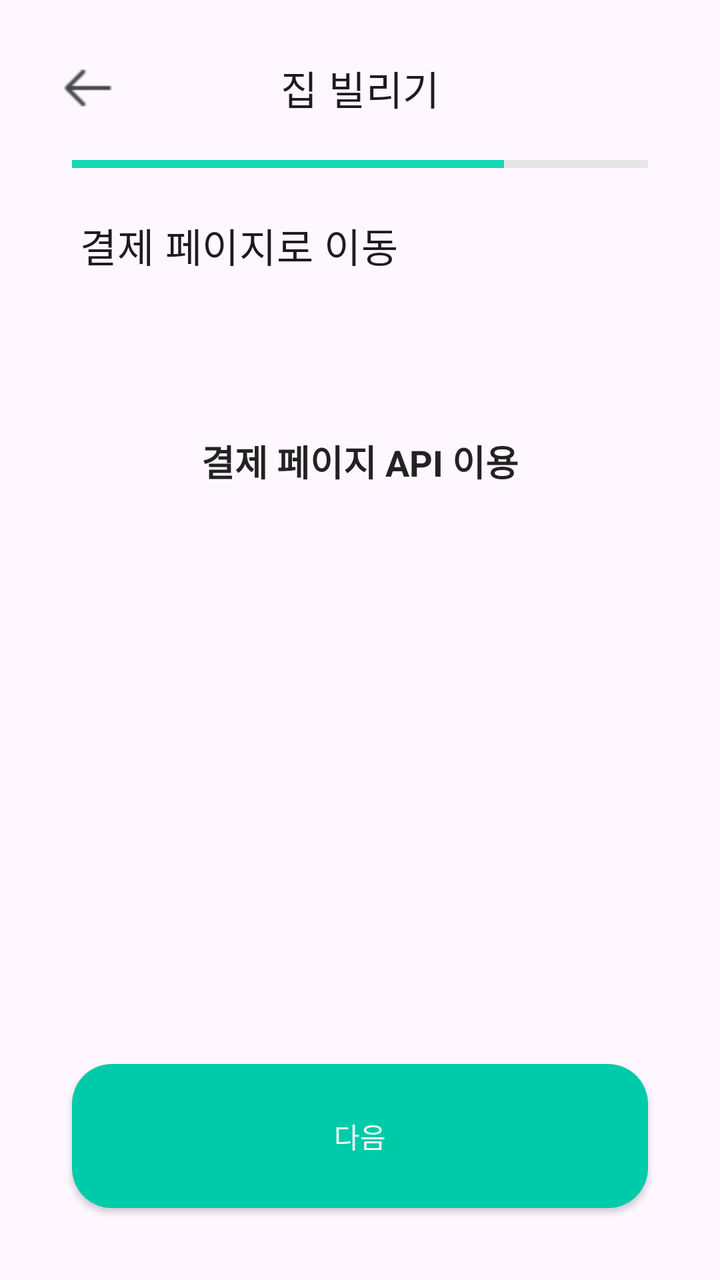
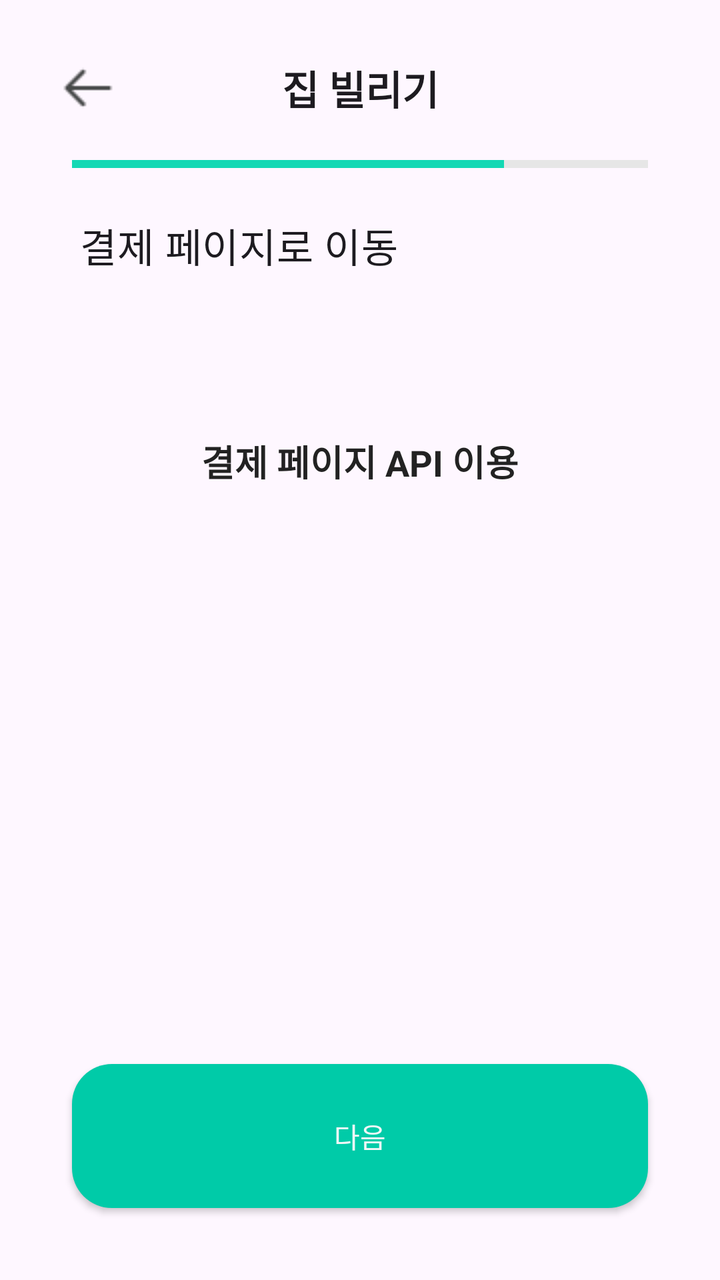

Screens rendered from an Android XML layout before and after an edit, with the pre-edit source and the edit as a unified diff.
<!-- AndroidManifest.xml: application theme Theme.JJB20 -->
<!-- res/layout/activity_payment.xml -->
<?xml version="1.0" encoding="utf-8"?>
<androidx.constraintlayout.widget.ConstraintLayout xmlns:android="http://schemas.android.com/apk/res/android"
    xmlns:app="http://schemas.android.com/apk/res-auto"
    android:layout_width="match_parent"
    android:layout_height="match_parent"
    android:padding="16dp"
    >

    
    <com.google.android.material.appbar.MaterialToolbar
        android:id="@+id/toolbar"
        style="@style/Widget.MaterialComponents.Toolbar"
        android:layout_width="0dp"
        android:layout_height="wrap_content"
        app:navigationIcon="@drawable/ic_back"
        app:title="집 빌리기"
        app:titleCentered="true"
        app:layout_constraintTop_toTopOf="parent"
        app:layout_constraintStart_toStartOf="parent"
        app:layout_constraintEnd_toEndOf="parent" />

    
    <LinearLayout
        android:id="@+id/progressRow"
        android:layout_width="0dp"
        android:layout_height="4dp"
        android:layout_marginTop="8dp"
        android:orientation="horizontal"
        android:paddingStart="20dp"
        android:paddingEnd="20dp"
        app:layout_constraintTop_toBottomOf="@id/toolbar"
        app:layout_constraintStart_toStartOf="parent"
        app:layout_constraintEnd_toEndOf="parent">

        <View
            android:layout_width="0dp"
            android:layout_height="4dp"
            android:layout_weight="1"
            android:background="#14D8B4" />

        <View
            android:layout_width="0dp"
            android:layout_height="4dp"
            android:layout_weight="1"
            android:background="#14D8B4" />

        <View
            android:layout_width="0dp"
            android:layout_height="4dp"
            android:layout_weight="1"
            android:background="#14D8B4" />

        <View
            android:layout_width="0dp"
            android:layout_height="4dp"
            android:layout_weight="1"
            android:background="#E6E6E6" />
    </LinearLayout>

    
    <TextView
        android:id="@+id/sectionTitle"
        android:layout_width="0dp"
        android:layout_height="wrap_content"
        android:layout_marginTop="24dp"
        android:text="결제 페이지로 이동"
        android:textAppearance="@style/TextAppearance.MaterialComponents.Headline6"
        android:paddingStart="24dp"
        android:paddingEnd="24dp"
        app:layout_constraintTop_toBottomOf="@id/progressRow"
        app:layout_constraintStart_toStartOf="parent"
        app:layout_constraintEnd_toEndOf="parent" />

    
    <TextView
        android:id="@+id/textPaymentInfo"
        android:layout_width="0dp"
        android:layout_height="wrap_content"
        android:layout_marginTop="80dp"
        android:text="결제 페이지 API 이용"
        android:textStyle="bold"
        android:textSize="18sp"
        android:textColor="#222222"
        android:gravity="center"
        app:layout_constraintTop_toBottomOf="@id/sectionTitle"
        app:layout_constraintStart_toStartOf="parent"
        app:layout_constraintEnd_toEndOf="parent" />

    <androidx.appcompat.widget.AppCompatButton
        android:id="@+id/btnNext"
        android:layout_width="0dp"
        android:layout_height="72dp"
        android:layout_margin="20dp"
        android:text="다음"
        app:cornerRadius="16dp"
        android:background="@drawable/btn_mainbtn"
        android:textColor="@color/basic1"
        app:layout_constraintBottom_toBottomOf="parent"
        app:layout_constraintStart_toStartOf="parent"
        app:layout_constraintEnd_toEndOf="parent" />

</androidx.constraintlayout.widget.ConstraintLayout>
<!-- resources referenced by this layout -->
<resources>
  <color name="basic1">#F3F7F7</color>
  <!-- drawable btn_mainbtn (drawable) -->
  <?xml version="1.0" encoding="utf-8"?>
  <shape xmlns:android="http://schemas.android.com/apk/res/android"
      android:shape="rectangle">
  
      
      <solid android:color="@color/mainColor1" />
  
  
  
      
      <corners android:radius="20dp" />
  
  </shape>
  <!-- drawable ic_back: png bitmap (drawable, 341 bytes) -->
  <style name="Theme.JJB20" parent="Base.Theme.JJB20" />
  <color name="mainColor1">#00CBA8</color>
  <style name="Base.Theme.JJB20" parent="Theme.Material3.DayNight.NoActionBar">
          
          
      </style>
</resources>

<!-- the commit's change to res/layout/activity_payment.xml (unified diff, before → after) -->
@@ -15,6 +15,7 @@
         app:navigationIcon="@drawable/ic_back"
         app:title="집 빌리기"
         app:titleCentered="true"
+        app:titleTextAppearance="@style/ToolbarTitleTextStyle"
         app:layout_constraintTop_toTopOf="parent"
         app:layout_constraintStart_toStartOf="parent"
         app:layout_constraintEnd_toEndOf="parent" />
<!-- resource entries referenced after the edit -->
@@ -16,8 +16,15 @@
   
   </shape>
   <!-- drawable ic_back: png bitmap (drawable, 341 bytes) -->
+  <style name="ToolbarTitleTextStyle" parent="TextAppearance.Widget.AppCompat.Toolbar.Title">
+          <item name="android:textSize">20sp</item>
+          <item name="android:fontFamily">@font/pretendardvariable</item>
+          <item name="android:textStyle">bold</item>
+          <item name="android:textColor">@color/basic5</item>
+      </style>
   <style name="Theme.JJB20" parent="Base.Theme.JJB20" />
   <color name="mainColor1">#00CBA8</color>
+  <color name="basic5">#2F3030</color>
   <style name="Base.Theme.JJB20" parent="Theme.Material3.DayNight.NoActionBar">
           
           
